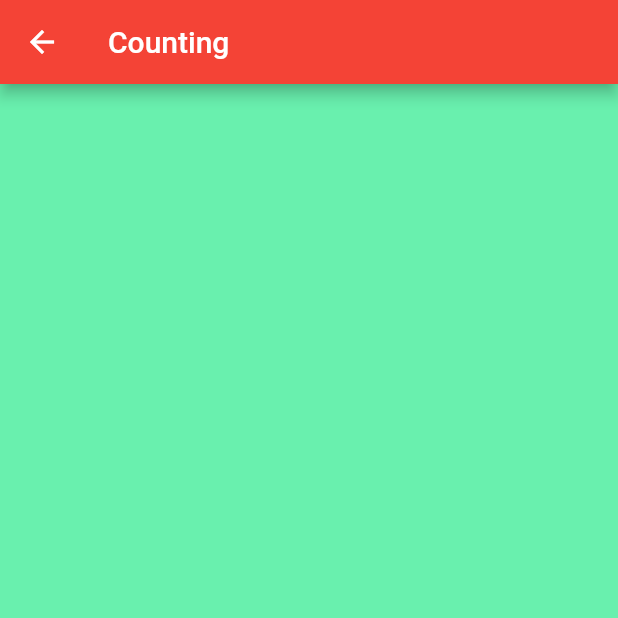
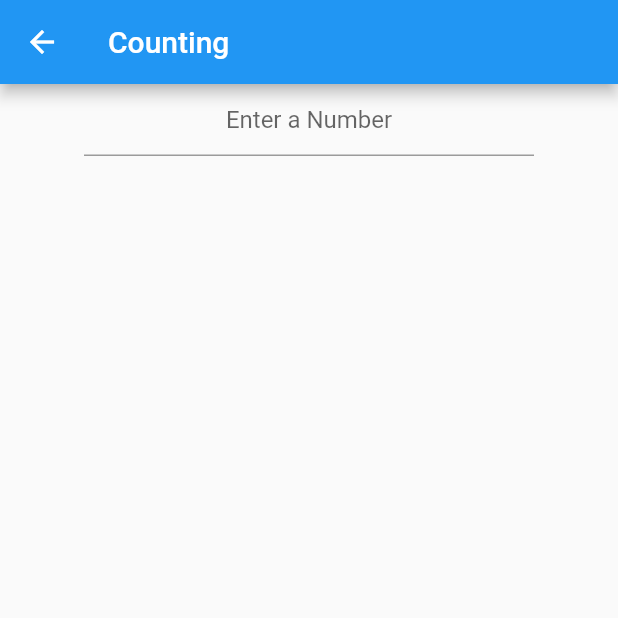
Before and after one commit to builtree/simulate, a Flutter app: the CountingHome screen opened directly, on a phone screen of 412 x 824 dp, the top half of it. Run offline on Flutter 3.47's test engine with Material 2 defaults, Android fonts, the phone set to English and light mode, and no system bars.

Commit message:
Added Counting simulation

```diff
--- a/lib/src/simulations/counting.dart
+++ b/lib/src/simulations/counting.dart
@@ -1,15 +1,57 @@
 import 'package:flutter/material.dart';
 
+class CountingHome extends StatefulWidget {
+  @override
+  _CountingHomeState createState() => _CountingHomeState();
+}
 
-class CountingHome extends StatelessWidget {
+class _CountingHomeState extends State<CountingHome> {
+  int _counter = 0;
+  final countingController = TextEditingController();
+
+  change() {
+    setState(() {
+      _counter = int.parse(countingController.text.toString());
+    });
+  }
+
   @override
   Widget build(BuildContext context) {
     return Scaffold(
       appBar: AppBar(
         title: Text('Counting'),
-        backgroundColor: Colors.red[500],
       ),
-      backgroundColor: Colors.greenAccent,
+      body: Column(
+        children: <Widget>[
+          Container(
+            width: 300,
+            child: TextField(
+                textAlign: TextAlign.center,
+                keyboardType: TextInputType.number,
+                controller: countingController,
+                decoration: InputDecoration(hintText: 'Enter a Number'),
+                onChanged: (text) {
+                  change();
+                }),
+          ),
+          Expanded(
+            child: Center(
+              child: GridView(
+                gridDelegate: SliverGridDelegateWithFixedCrossAxisCount(
+                    crossAxisCount: 5),
+                children: List<Widget>.generate(_counter, (int index) {
+                  return Card(
+                    child: Center(
+                      child: Text((index + 1).toString()),
+                    ),
+                    color: Colors.red,
+                  );
+                }),
+              ),
+            ),
+          ),
+        ],
+      ),
     );
   }
 }
```
